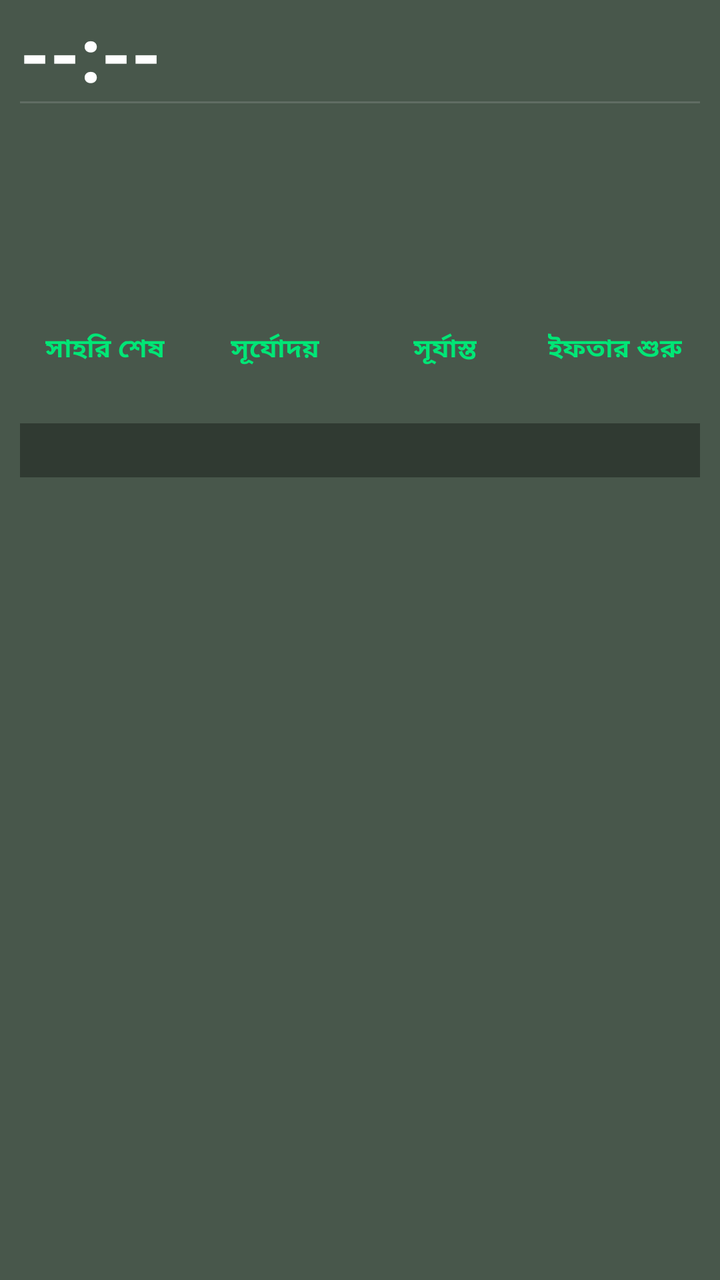
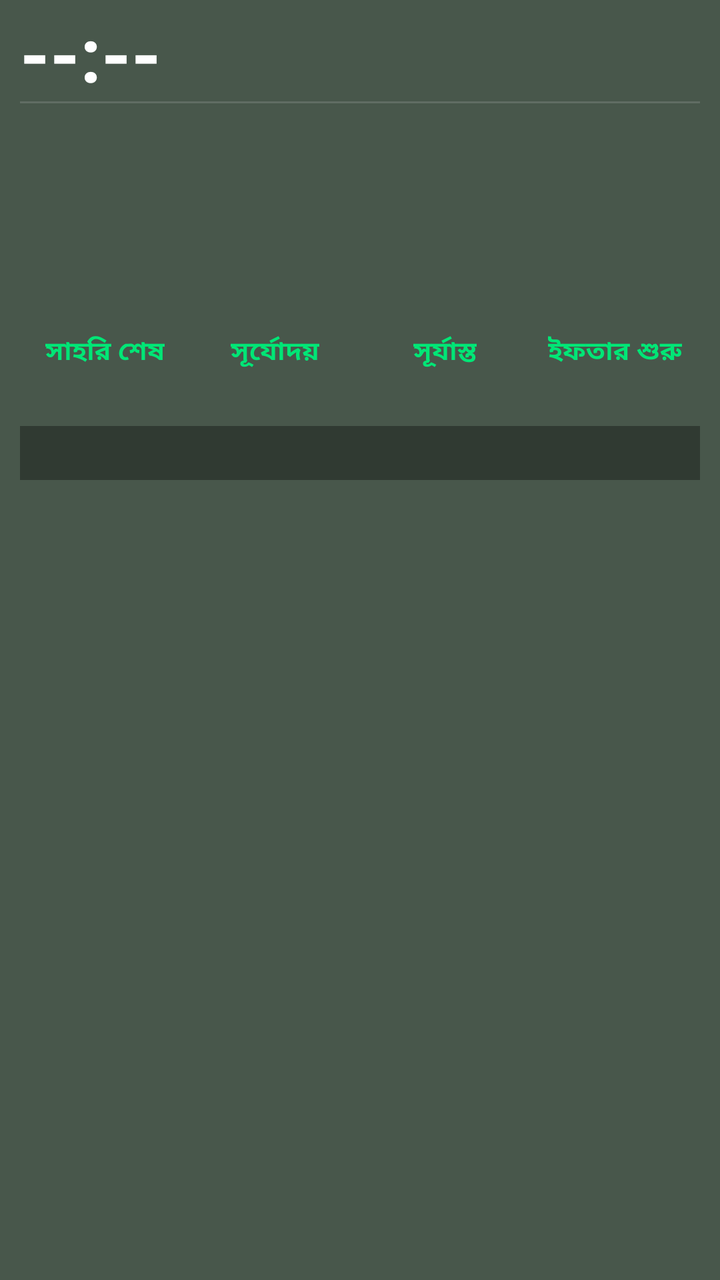

Screens rendered from an Android XML layout before and after an edit, with the pre-edit source and the edit as a unified diff.
<!-- AndroidManifest.xml: fallback theme Theme.MaterialComponents.DayNight.NoActionBar -->
<!-- res/layout/prayer_widget_layout.xml -->
<?xml version="1.0" encoding="utf-8"?>
<LinearLayout xmlns:android="http://schemas.android.com/apk/res/android"
    android:layout_width="match_parent"
    android:layout_height="match_parent"
    android:orientation="vertical"
    android:background="@drawable/widget_background"
    android:paddingStart="10dp"
    android:paddingEnd="10dp"
    android:paddingTop="6dp"
    android:paddingBottom="8dp">

    
    <LinearLayout
        android:layout_width="match_parent"
        android:layout_height="wrap_content"
        android:orientation="horizontal"
        android:gravity="top">

        <TextView
            android:id="@+id/widget_time"
            android:layout_width="0dp"
            android:layout_height="wrap_content"
            android:layout_weight="1"
            android:text="--:--"
            android:textColor="#FFFFFF"
            android:textSize="38sp"
            android:textStyle="bold"
            android:includeFontPadding="false"
            android:gravity="start|center_vertical" />

        <LinearLayout
            android:layout_width="wrap_content"
            android:layout_height="wrap_content"
            android:orientation="vertical"
            android:gravity="end">

            <TextView
                android:id="@+id/widget_location"
                android:layout_width="wrap_content"
                android:layout_height="wrap_content"
                android:text=""
                android:textColor="#80DEEA"
                android:textSize="14sp"
                android:textStyle="bold"
                android:gravity="end"
                android:singleLine="true"
                android:ellipsize="end"
                android:maxWidth="180dp" />

            <TextView
                android:id="@+id/widget_weather"
                android:layout_width="wrap_content"
                android:layout_height="wrap_content"
                android:layout_marginTop="2dp"
                android:text=""
                android:textColor="#B0BEC5"
                android:textSize="13sp"
                android:textStyle="bold"
                android:gravity="end"
                android:singleLine="true"
                android:ellipsize="end"
                android:maxWidth="180dp" />

        </LinearLayout>

    </LinearLayout>

    
    <TextView
        android:layout_width="match_parent"
        android:layout_height="1dp"
        android:layout_marginTop="0dp"
        android:layout_marginBottom="2dp"
        android:background="#22FFFFFF"
        android:text="" />

    
    <LinearLayout
        android:layout_width="match_parent"
        android:layout_height="wrap_content"
        android:orientation="horizontal">

        
        <LinearLayout
            android:layout_width="0dp"
            android:layout_height="wrap_content"
            android:layout_weight="1"
            android:orientation="vertical">

            <TextView
                android:id="@+id/widget_waqt_name"
                android:layout_width="wrap_content"
                android:layout_height="wrap_content"
                android:text=""
                android:textColor="#00E676"
                android:textSize="22sp"
                android:textStyle="bold" />

            <TextView
                android:id="@+id/widget_waqt_range"
                android:layout_width="wrap_content"
                android:layout_height="wrap_content"
                android:layout_marginTop="0dp"
                android:text=""
                android:textColor="#ECEFF1"
                android:textSize="20sp"
                android:textStyle="bold" />

            <TextView
                android:id="@+id/widget_waqt_remaining_label"
                android:layout_width="wrap_content"
                android:layout_height="wrap_content"
                android:layout_marginTop="1dp"
                android:text=""
                android:textColor="#CE93D8"
                android:textSize="15sp"
                android:textStyle="bold" />

            <TextView
                android:id="@+id/widget_waqt_remaining_value"
                android:layout_width="wrap_content"
                android:layout_height="wrap_content"
                android:layout_marginTop="1dp"
                android:text=""
                android:textColor="#FFFFFF"
                android:textSize="18sp"
                android:textStyle="bold" />

        </LinearLayout>

        
        <LinearLayout
            android:layout_width="0dp"
            android:layout_height="wrap_content"
            android:layout_weight="1"
            android:orientation="vertical">

            <TextView
                android:id="@+id/widget_day"
                android:layout_width="match_parent"
                android:layout_height="wrap_content"
                android:text=""
                android:textColor="#00E676"
                android:textSize="22sp"
                android:textStyle="bold"
                android:singleLine="true"
                android:ellipsize="end"
                android:gravity="end" />

            <TextView
                android:id="@+id/widget_gregorian"
                android:layout_width="match_parent"
                android:layout_height="wrap_content"
                android:layout_marginTop="0dp"
                android:text=""
                android:textColor="#E0E0E0"
                android:textSize="20sp"
                android:textStyle="bold"
                android:gravity="end" />

            <TextView
                android:id="@+id/widget_hijri"
                android:layout_width="match_parent"
                android:layout_height="wrap_content"
                android:layout_marginTop="0dp"
                android:text=""
                android:textColor="#CE93D8"
                android:textSize="15sp"
                android:textStyle="bold"
                android:gravity="end" />

            <TextView
                android:id="@+id/widget_bangla_date"
                android:layout_width="match_parent"
                android:layout_height="wrap_content"
                android:layout_marginTop="2dp"
                android:text=""
                android:textColor="#80DEEA"
                android:textSize="15sp"
                android:textStyle="bold"
                android:gravity="end" />

        </LinearLayout>
    </LinearLayout>

    
    <LinearLayout
        android:layout_width="match_parent"
        android:layout_height="wrap_content"
        android:layout_marginTop="8dp"
        android:orientation="horizontal">

        <LinearLayout
            android:layout_width="0dp"
            android:layout_height="wrap_content"
            android:layout_weight="1"
            android:orientation="vertical"
            android:gravity="center">

            <TextView
                android:id="@+id/widget_sehri_label"
                android:layout_width="wrap_content"
                android:layout_height="wrap_content"
                android:text="সাহরি শেষ"
                android:textColor="#00E676"
                android:textSize="13sp"
                android:textStyle="bold" />

            <TextView
                android:id="@+id/widget_sehri"
                android:layout_width="wrap_content"
                android:layout_height="wrap_content"
                android:text=""
                android:textColor="#00E676"
                android:textSize="16sp"
                android:textStyle="bold" />

        </LinearLayout>

        <LinearLayout
            android:layout_width="0dp"
            android:layout_height="wrap_content"
            android:layout_weight="1"
            android:orientation="vertical"
            android:gravity="center">

            <TextView
                android:id="@+id/widget_sunrise_label"
                android:layout_width="wrap_content"
                android:layout_height="wrap_content"
                android:text="সূর্যোদয়"
                android:textColor="#00E676"
                android:textSize="13sp"
                android:textStyle="bold" />

            <TextView
                android:id="@+id/widget_sunrise"
                android:layout_width="wrap_content"
                android:layout_height="wrap_content"
                android:text=""
                android:textColor="#00E676"
                android:textSize="16sp"
                android:textStyle="bold" />

        </LinearLayout>

        <LinearLayout
            android:layout_width="0dp"
            android:layout_height="wrap_content"
            android:layout_weight="1"
            android:orientation="vertical"
            android:gravity="center">

            <TextView
                android:id="@+id/widget_sunset_label"
                android:layout_width="wrap_content"
                android:layout_height="wrap_content"
                android:text="সূর্যাস্ত"
                android:textColor="#00E676"
                android:textSize="13sp"
                android:textStyle="bold" />

            <TextView
                android:id="@+id/widget_sunset"
                android:layout_width="wrap_content"
                android:layout_height="wrap_content"
                android:text=""
                android:textColor="#00E676"
                android:textSize="16sp"
                android:textStyle="bold" />

        </LinearLayout>

        <LinearLayout
            android:layout_width="0dp"
            android:layout_height="wrap_content"
            android:layout_weight="1"
            android:orientation="vertical"
            android:gravity="center">

            <TextView
                android:id="@+id/widget_iftar_label"
                android:layout_width="wrap_content"
                android:layout_height="wrap_content"
                android:text="ইফতার শুরু"
                android:textColor="#00E676"
                android:textSize="13sp"
                android:textStyle="bold" />

            <TextView
                android:id="@+id/widget_iftar"
                android:layout_width="wrap_content"
                android:layout_height="wrap_content"
                android:text=""
                android:textColor="#00E676"
                android:textSize="16sp"
                android:textStyle="bold" />

        </LinearLayout>

    </LinearLayout>

    
    <TextView
        android:id="@+id/widget_alert"
        android:layout_width="match_parent"
        android:layout_height="wrap_content"
        android:layout_marginTop="6dp"
        android:paddingTop="4dp"
        android:paddingBottom="4dp"
        android:paddingStart="4dp"
        android:paddingEnd="4dp"
        android:background="#55000000"
        android:text=""
        android:textColor="#FFD54F"
        android:textSize="14sp"
        android:textStyle="bold"
        android:gravity="start"
        android:maxLines="10"
        android:ellipsize="end" />

</LinearLayout>
<!-- resources referenced by this layout -->
<resources>
  <!-- drawable widget_background (drawable) -->
  <?xml version="1.0" encoding="utf-8"?>
  <shape xmlns:android="http://schemas.android.com/apk/res/android"
      android:shape="rectangle">
      <solid android:color="#CC1B2E1F" />
  </shape>
</resources>

<!-- the commit's change to res/layout/prayer_widget_layout.xml (unified diff, before → after) -->
@@ -103,7 +103,7 @@
                 android:layout_marginTop="0dp"
                 android:text=""
                 android:textColor="#ECEFF1"
-                android:textSize="20sp"
+                android:textSize="18sp"
                 android:textStyle="bold" />
 
             <TextView
@@ -154,7 +154,7 @@
                 android:layout_marginTop="0dp"
                 android:text=""
                 android:textColor="#E0E0E0"
-                android:textSize="20sp"
+                android:textSize="18sp"
                 android:textStyle="bold"
                 android:gravity="end" />
 
@@ -165,7 +165,7 @@
                 android:layout_marginTop="0dp"
                 android:text=""
                 android:textColor="#CE93D8"
-                android:textSize="15sp"
+                android:textSize="18sp"
                 android:textStyle="bold"
                 android:gravity="end" />
 
@@ -176,7 +176,7 @@
                 android:layout_marginTop="2dp"
                 android:text=""
                 android:textColor="#80DEEA"
-                android:textSize="15sp"
+                android:textSize="18sp"
                 android:textStyle="bold"
                 android:gravity="end" />
 
